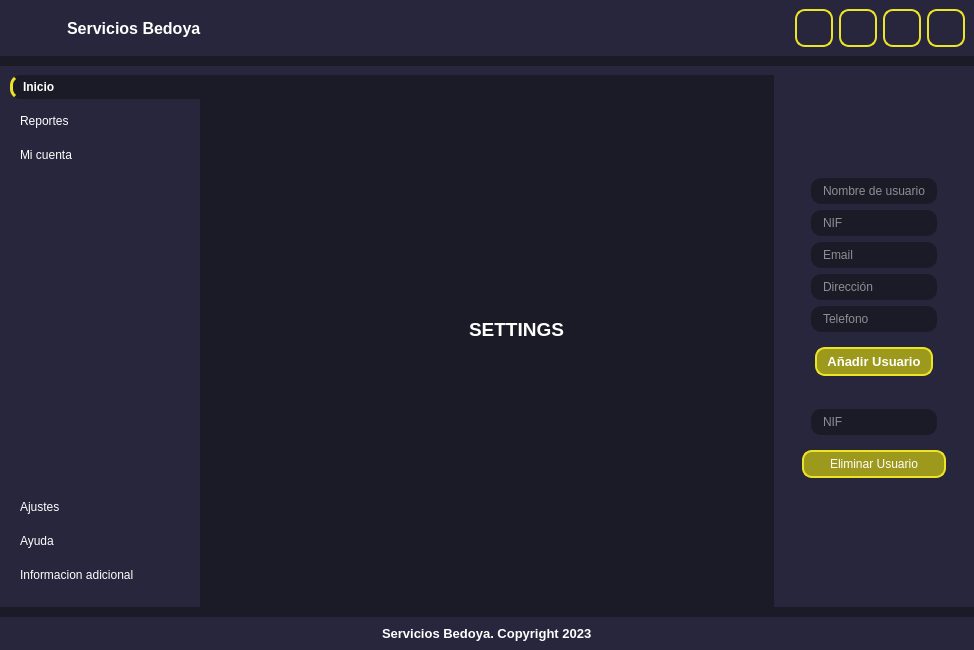
DickinsonBP/BudgetInvoiceApp2.0, file UI/ui_main.ui: the form before one commit.
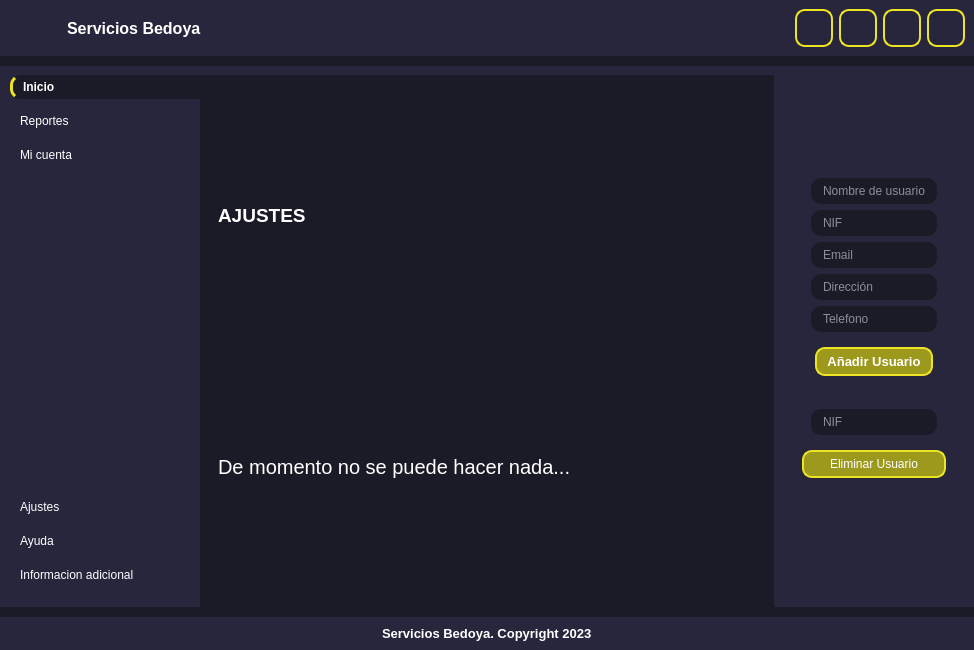
The form after the commit. The open tabs and pages were chosen to show the change. Icons and pictures are not drawn. Custom widgets are drawn as their Qt base class.

Commit message: popup windows done

The edit to the form file:
```diff
--- a/UI/ui_main.ui
+++ b/UI/ui_main.ui
@@ -710,15 +710,9 @@
              </widget>
             </widget>
             <widget class="QWidget" name="settingsPage">
+             <layout class="QVBoxLayout" name="verticalLayout_14">
+              <item>
              <widget class="QLabel" name="label_4">
-              <property name="geometry">
-               <rect>
-                <x>260</x>
-                <y>200</y>
-                <width>201</width>
-                <height>91</height>
-               </rect>
-              </property>
               <property name="font">
                <font>
                 <pointsize>14</pointsize>
@@ -726,9 +720,23 @@
                </font>
               </property>
               <property name="text">
-               <string>SETTINGS</string>
-              </property>
-             </widget>
+                 <string>AJUSTES</string>
+                </property>
+               </widget>
+              </item>
+              <item>
+               <widget class="QLabel" name="label_10">
+                <property name="font">
+                 <font>
+                  <pointsize>15</pointsize>
+                 </font>
+                </property>
+                <property name="text">
+                 <string>De momento no se puede hacer nada...</string>
+                </property>
+               </widget>
+              </item>
+             </layout>
             </widget>
             <widget class="QWidget" name="infoPage">
              <widget class="QLabel" name="label_5">
```
Left out of the diff: 10 changed lines with no effect on the pictures. Lines whose indentation alone changed are shown as unchanged. The commit also changes 3 other files.
